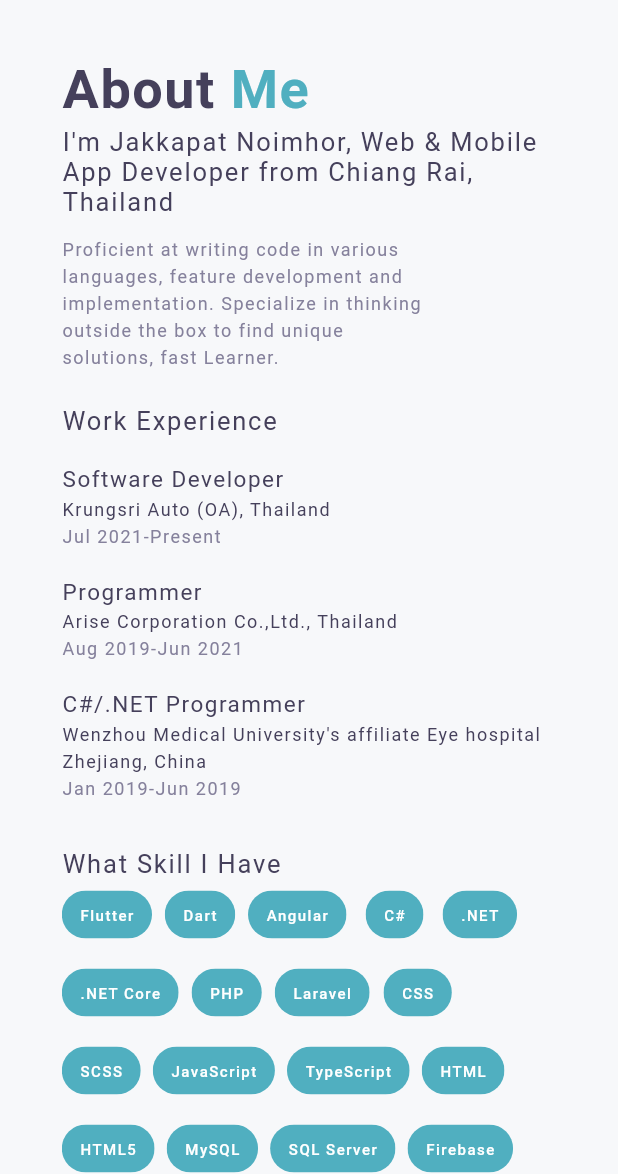
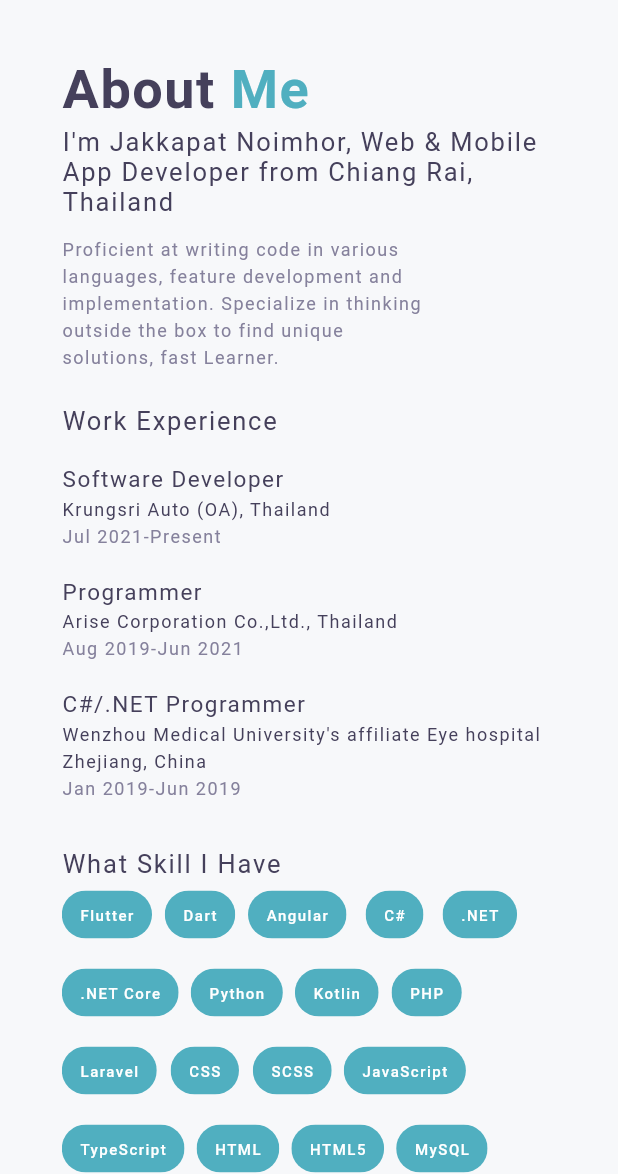
Before and after one commit to MangoStick/portfolio, a Flutter app: the screen it shows after launch, on a phone screen of 412 x 824 dp, the part 62-1236 px from its top. Run offline on Flutter 3.47's test engine with Material 2 defaults, Android fonts, the phone set to English and light mode, and no system bars; our stand-ins replace font_awesome_flutter; missing offline and left inert: dart:html; Roboto replaces fonts that are missing (NexaBold, NexaLight, ProductSans).

Commit message:
Update home.dart

```diff
--- a/lib/ui/home.dart
+++ b/lib/ui/home.dart
@@ -297,6 +297,8 @@ class HomePage extends StatelessWidget {
     'C#',
     '.NET',
     '.NET Core',
+    'Python',
+    'Kotlin',
     'PHP',
     'Laravel',
     'CSS',
```
